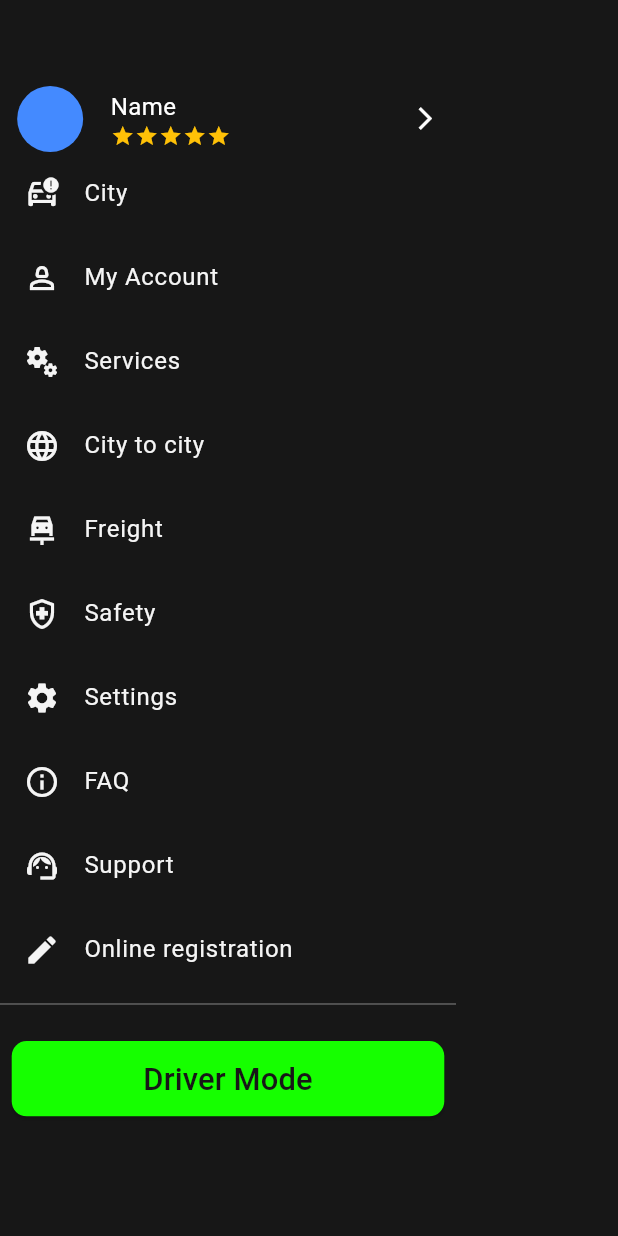
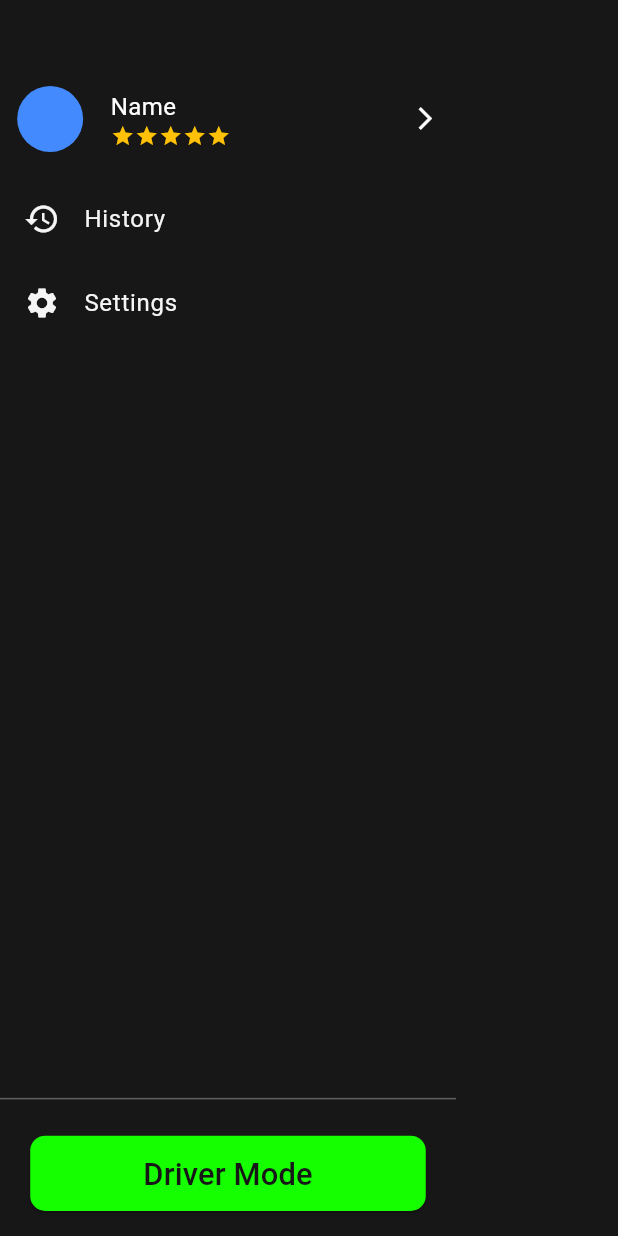
Before and after one commit to abdalrhman7/MabDirive, a Flutter app: the AppDrawer widget shown alone on an empty page, opened directly, on a phone screen of 412 x 824 dp. Run offline on Flutter 3.47's test engine with Material 2 defaults, Android fonts, the light colour scheme and no system bars; drawn by our look-alikes of flutter_rating_bar; our stand-ins replace bloc, cloud_firestore, country_picker, firebase_auth, firebase_core, flutter_bloc and 5 more; accounts and stored records are empty.

Commit message:
edit in app drawer and add location permeations

```diff
--- a/lib/Core/general_components/app_drawer.dart
+++ b/lib/Core/general_components/app_drawer.dart
@@ -17,21 +17,14 @@ class AppDrawer extends StatelessWidget {
         children: [
           SizedBox(height: 48.h),
           const AccountDetailsWidget(),
-          buildListTile(icon: Icons.car_crash_outlined, text: 'City'),
-          buildListTile(icon: Icons.person_2_outlined, text: 'My Account'),
-          buildListTile(
-              icon: Icons.miscellaneous_services_outlined, text: 'Services'),
-          buildListTile(icon: Icons.language_outlined, text: 'City to city'),
-          buildListTile(icon: Icons.car_repair_sharp, text: 'Freight'),
-          buildListTile(icon: Icons.health_and_safety_outlined, text: 'Safety'),
+          SizedBox(height: 14.h),
+          buildListTile(icon: Icons.history, text: 'History'),
           buildListTile(icon: Icons.settings, text: 'Settings'),
-          buildListTile(icon: Icons.info_outline, text: 'FAQ'),
-          buildListTile(icon: Icons.support_agent, text: 'Support'),
-          buildListTile(icon: Icons.edit, text: 'Online registration'),
+          const Spacer(),
           Divider(color: Colors.grey[700]),
           SizedBox(height: 14.h),
           SizedBox(
-            width: 0.35.sh,
+            width: 0.32.sh,
             child: MainButton(
               text: (currentPage == "UserHome") ? 'Driver Mode' : "User Mode",
               onTap: () {
@@ -45,6 +38,7 @@ class AppDrawer extends StatelessWidget {
               color: ColorHelper.greenColor,
             ),
           ),
+          SizedBox(height: 14.h),
         ],
       ),
     );
--- a/pubspec.yaml
+++ b/pubspec.yaml
@@ -50,6 +50,7 @@ dependencies:
   persistent_bottom_nav_bar_v2: ^4.2.8
   flutter_rating_bar: ^4.0.1
   bottom_sheet: ^4.0.0
+  geolocator: ^10.1.0
 
 
 dev_dependencies:
```
Also changed, not shown: pubspec.lock, 5 other files.
